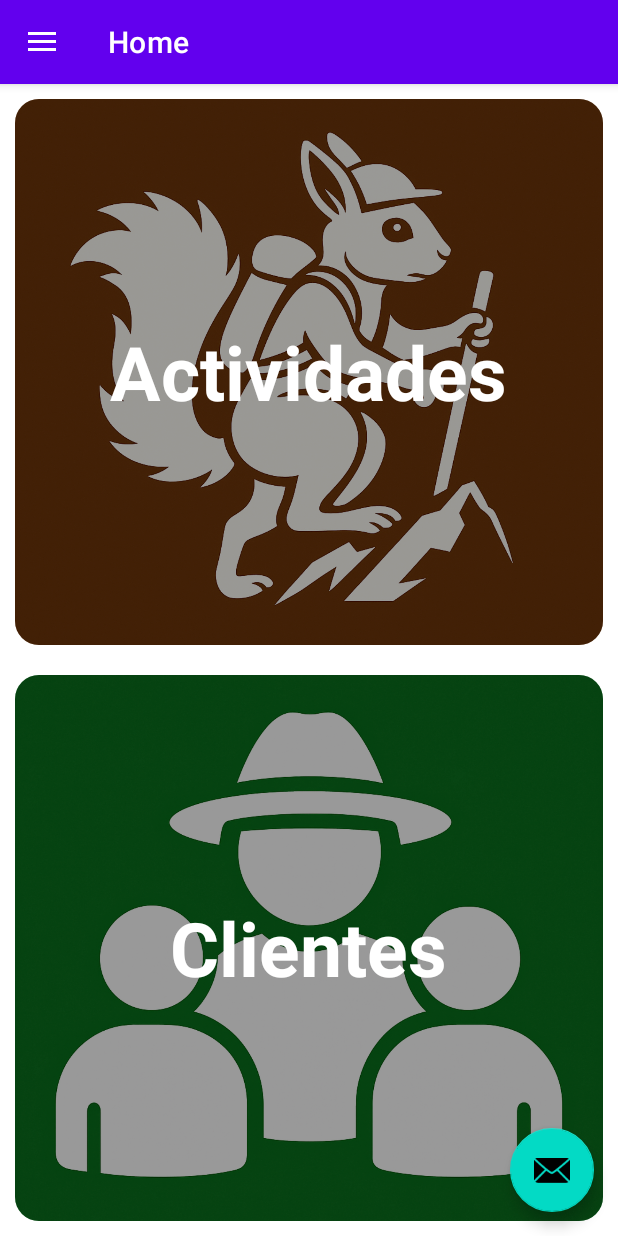
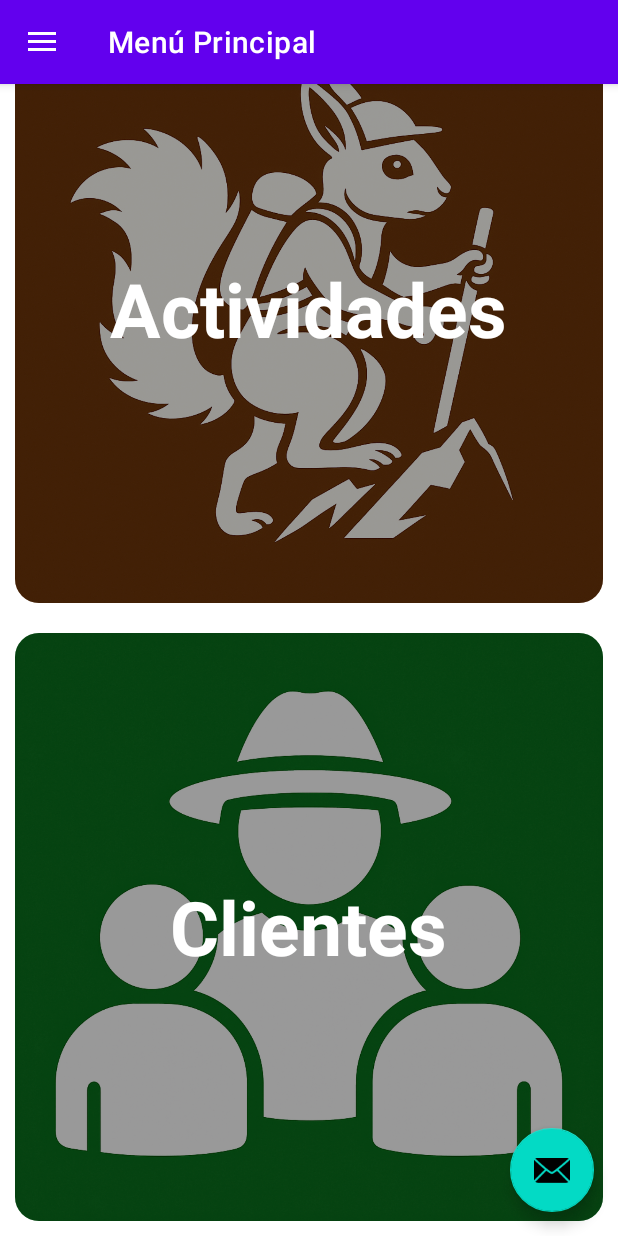
Before and after one commit to sbenegasi/actividades-pez-y-ardilla, an Android app: the screen it shows after launch (MainActivity), on a phone screen of 412 x 824 dp. Run offline under Robolectric (Android 15) with nearby library versions, the light colour scheme and no system bars; our stand-ins replace navigation-ui.

Commit message:
client list working

```diff
--- a/app/src/main/java/com/pezardilla/actividades/MainActivity.java
+++ b/app/src/main/java/com/pezardilla/actividades/MainActivity.java
@@ -1,20 +1,14 @@
 package com.pezardilla.actividades;
 
 import android.os.Bundle;
-import android.view.Menu;
-import android.view.View;
-import android.widget.FrameLayout;
-
-import com.google.android.material.navigation.NavigationView;
-import com.google.android.material.snackbar.Snackbar;
-import androidx.navigation.fragment.NavHostFragment;
 import androidx.appcompat.app.AppCompatActivity;
 import androidx.drawerlayout.widget.DrawerLayout;
 import androidx.navigation.NavController;
 import androidx.navigation.Navigation;
+import androidx.navigation.fragment.NavHostFragment;
 import androidx.navigation.ui.AppBarConfiguration;
 import androidx.navigation.ui.NavigationUI;
-
+import com.google.android.material.navigation.NavigationView;
 import com.pezardilla.actividades.databinding.ActivityMainBinding;
 
 public class MainActivity extends AppCompatActivity {
@@ -28,17 +22,15 @@ public class MainActivity extends AppCompatActivity {
         binding = ActivityMainBinding.inflate(getLayoutInflater());
         setContentView(binding.getRoot());
 
-        // Configuración normal de toolbar / drawer / navView…
         setSupportActionBar(binding.appBarMain.toolbar);
         DrawerLayout drawer = binding.drawerLayout;
         NavigationView navigationView = binding.navView;
+
+        // Apunta al nuevo fragmento raíz
         mAppBarConfiguration = new AppBarConfiguration.Builder(
-                R.id.nav_home, R.id.nav_gallery, R.id.nav_slideshow
-        )
-                .setOpenableLayout(drawer)
-                .build();
+                R.id.menuPrincipalFragment
+        ).setOpenableLayout(drawer).build();
 
-        // **Usa el id real NAV_HOST = R.id.nav_host**
         NavHostFragment navHostFragment =
                 (NavHostFragment) getSupportFragmentManager().findFragmentById(R.id.nav_host);
 
@@ -46,17 +38,6 @@ public class MainActivity extends AppCompatActivity {
 
         NavigationUI.setupActionBarWithNavController(this, navController, mAppBarConfiguration);
         NavigationUI.setupWithNavController(navigationView, navController);
-
-        // Ahora sí coge los FrameLayout directamente via findViewById
-        FrameLayout btnAct = findViewById(R.id.btnActividades);
-        FrameLayout btnCli = findViewById(R.id.btnClientes);
-
-        btnAct.setOnClickListener(v ->
-                navController.navigate(R.id.actividadesFragment)
-        );
-        btnCli.setOnClickListener(v ->
-                navController.navigate(R.id.clientesFragment)
-        );
     }
 
     @Override
--- /dev/null
+++ b/app/src/main/java/com/pezardilla/actividades/ui/menu/MenuPrincipalFragment.java
@@ -0,0 +1,41 @@
+package com.pezardilla.actividades.ui.menu;
+
+import android.os.Bundle;
+import android.view.LayoutInflater;
+import android.view.View;
+import android.view.ViewGroup;
+import android.widget.FrameLayout;
+
+import androidx.annotation.NonNull;
+import androidx.annotation.Nullable;
+import androidx.fragment.app.Fragment;
+import androidx.navigation.Navigation;
+
+import com.pezardilla.actividades.R;
+
+public class MenuPrincipalFragment extends Fragment {
+
+    @Nullable
+    @Override
+    public View onCreateView(@NonNull LayoutInflater inflater,
+                             @Nullable ViewGroup container,
+                             @Nullable Bundle savedInstanceState) {
+        return inflater.inflate(R.layout.fragment_menu_principal, container, false);
+    }
+
+    @Override
+    public void onViewCreated(@NonNull View view, @Nullable Bundle savedInstanceState) {
+        super.onViewCreated(view, savedInstanceState);
+
+        FrameLayout btnClientes = view.findViewById(R.id.btnClientes);
+        FrameLayout btnActividades = view.findViewById(R.id.btnActividades);
+
+        btnClientes.setOnClickListener(v ->
+                Navigation.findNavController(v).navigate(R.id.clientesFragment)
+        );
+
+        btnActividades.setOnClickListener(v ->
+                Navigation.findNavController(v).navigate(R.id.actividadesFragment)
+        );
+    }
+}
--- a/app/src/main/res/layout/content_main.xml
+++ b/app/src/main/res/layout/content_main.xml
@@ -1,105 +1,18 @@
 <?xml version="1.0" encoding="utf-8"?>
-<androidx.constraintlayout.widget.ConstraintLayout xmlns:android="http://schemas.android.com/apk/res/android"
+<androidx.constraintlayout.widget.ConstraintLayout
+    xmlns:android="http://schemas.android.com/apk/res/android"
     xmlns:app="http://schemas.android.com/apk/res-auto"
     xmlns:tools="http://schemas.android.com/tools"
     android:layout_width="match_parent"
     android:layout_height="match_parent"
-    app:layout_behavior="@string/appbar_scrolling_view_behavior"
-    tools:showIn="@layout/app_bar_main">
-
+    tools:context=".MainActivity">
 
     <androidx.fragment.app.FragmentContainerView
         android:id="@+id/nav_host"
         android:name="androidx.navigation.fragment.NavHostFragment"
-        android:layout_width="0dp"
-        android:layout_height="0dp"
-        app:layout_constraintTop_toTopOf="parent"
-        app:layout_constraintStart_toStartOf="parent"
-        app:layout_constraintEnd_toEndOf="parent"
-        app:layout_constraintBottom_toTopOf="@+id/btnActividades"
+        android:layout_width="match_parent"
+        android:layout_height="match_parent"
         app:defaultNavHost="true"
-        app:navGraph="@navigation/mobile_navigation"/>
-
-    <!-- “Botón” Actividades -->
-    <FrameLayout
-        android:id="@+id/btnActividades"
-        android:layout_width="0dp"
-        android:layout_height="0dp"
-        android:layout_margin="10dp"
-        android:background="@drawable/rounded_corners"
-        android:clipToOutline="true"
-        android:outlineProvider="background"
-        android:clickable="true"
-        android:focusable="true"
-        app:layout_constraintStart_toStartOf="parent"
-        app:layout_constraintEnd_toEndOf="parent"
-        app:layout_constraintTop_toBottomOf="@id/nav_host"
-        app:layout_constraintBottom_toTopOf="@+id/btnClientes"
-        app:layout_constraintVertical_chainStyle="spread"
-        app:layout_constraintVertical_weight="1">
-
-        <!-- 1. Imagen de fondo -->
-        <ImageView
-            android:layout_width="match_parent"
-            android:layout_height="match_parent"
-            android:src="@drawable/marron_actividad"
-            android:scaleType="centerCrop"/>
-
-        <!-- 2. Overlay semitransparente que oscurece toda la imagen -->
-        <View
-            android:layout_width="match_parent"
-            android:layout_height="match_parent"
-            android:background="#66000000" />   <!-- 40% negro -->
-
-        <!-- 3. Texto encima -->
-        <TextView
-            android:layout_width="wrap_content"
-            android:layout_height="wrap_content"
-            android:text="Actividades"
-            android:textColor="@android:color/white"
-            android:textSize="50sp"
-            android:textStyle="bold"
-            android:layout_gravity="center"/>
-    </FrameLayout>
-
-    <!-- “Botón” Clientes -->
-    <FrameLayout
-        android:id="@+id/btnClientes"
-        android:layout_width="0dp"
-        android:layout_height="0dp"
-        android:layout_margin="10dp"
-        android:background="@drawable/rounded_corners"
-        android:clipToOutline="true"
-        android:outlineProvider="background"
-        android:clickable="true"
-        android:focusable="true"
-        app:layout_constraintStart_toStartOf="parent"
-        app:layout_constraintEnd_toEndOf="parent"
-        app:layout_constraintTop_toBottomOf="@id/btnActividades"
-        app:layout_constraintBottom_toBottomOf="parent"
-        app:layout_constraintVertical_weight="1">
-
-        <ImageView
-            android:layout_width="match_parent"
-            android:layout_height="match_parent"
-            android:src="@drawable/verde_clientes"
-            android:scaleType="centerCrop"/>
-
-        <View
-            android:layout_width="match_parent"
-            android:layout_height="match_parent"
-            android:background="#66000000" />
-
-        <TextView
-            android:layout_width="wrap_content"
-            android:layout_height="wrap_content"
-            android:text="Clientes"
-            android:textColor="@android:color/white"
-            android:textSize="50sp"
-            android:textStyle="bold"
-            android:layout_gravity="center"/>
-    </FrameLayout>
-
-
+        app:navGraph="@navigation/nav_graph"/>
 
 </androidx.constraintlayout.widget.ConstraintLayout>
--- /dev/null
+++ b/app/src/main/res/layout/fragment_menu_principal.xml
@@ -0,0 +1,85 @@
+<?xml version="1.0" encoding="utf-8"?>
+<androidx.constraintlayout.widget.ConstraintLayout
+    xmlns:android="http://schemas.android.com/apk/res/android"
+    xmlns:app="http://schemas.android.com/apk/res-auto"
+    android:layout_width="match_parent"
+    android:layout_height="match_parent">
+
+    <!-- “Botón” Actividades -->
+    <FrameLayout
+        android:id="@+id/btnActividades"
+        android:layout_width="0dp"
+        android:layout_height="0dp"
+        android:layout_margin="10dp"
+        android:background="@drawable/rounded_corners"
+        android:clipToOutline="true"
+        android:outlineProvider="background"
+        android:clickable="true"
+        android:focusable="true"
+        app:layout_constraintStart_toStartOf="parent"
+        app:layout_constraintEnd_toEndOf="parent"
+        app:layout_constraintTop_toTopOf="parent"
+        app:layout_constraintBottom_toTopOf="@+id/btnClientes"
+        app:layout_constraintVertical_chainStyle="spread"
+        app:layout_constraintVertical_weight="1">
+
+        <ImageView
+            android:layout_width="match_parent"
+            android:layout_height="match_parent"
+            android:src="@drawable/marron_actividad"
+            android:scaleType="centerCrop"/>
+
+        <View
+            android:layout_width="match_parent"
+            android:layout_height="match_parent"
+            android:background="#66000000" />
+
+        <TextView
+            android:layout_width="wrap_content"
+            android:layout_height="wrap_content"
+            android:text="Actividades"
+            android:textColor="@android:color/white"
+            android:textSize="50sp"
+            android:textStyle="bold"
+            android:layout_gravity="center"/>
+    </FrameLayout>
+
+    <!-- “Botón” Clientes -->
+    <FrameLayout
+        android:id="@+id/btnClientes"
+        android:layout_width="0dp"
+        android:layout_height="0dp"
+        android:layout_margin="10dp"
+        android:background="@drawable/rounded_corners"
+        android:clipToOutline="true"
+        android:outlineProvider="background"
+        android:clickable="true"
+        android:focusable="true"
+        app:layout_constraintStart_toStartOf="parent"
+        app:layout_constraintEnd_toEndOf="parent"
+        app:layout_constraintTop_toBottomOf="@id/btnActividades"
+        app:layout_constraintBottom_toBottomOf="parent"
+        app:layout_constraintVertical_weight="1">
+
+        <ImageView
+            android:layout_width="match_parent"
+            android:layout_height="match_parent"
+            android:src="@drawable/verde_clientes"
+            android:scaleType="centerCrop"/>
+
+        <View
+            android:layout_width="match_parent"
+            android:layout_height="match_parent"
+            android:background="#66000000" />
+
+        <TextView
+            android:layout_width="wrap_content"
+            android:layout_height="wrap_content"
+            android:text="Clientes"
+            android:textColor="@android:color/white"
+            android:textSize="50sp"
+            android:textStyle="bold"
+            android:layout_gravity="center"/>
+    </FrameLayout>
+
+</androidx.constraintlayout.widget.ConstraintLayout>
--- a/app/src/main/res/menu/activity_main_drawer.xml
+++ b/app/src/main/res/menu/activity_main_drawer.xml
@@ -1,20 +1,4 @@
 <?xml version="1.0" encoding="utf-8"?>
-<menu xmlns:android="http://schemas.android.com/apk/res/android"
-    xmlns:tools="http://schemas.android.com/tools"
-    tools:showIn="navigation_view">
-
-    <group android:checkableBehavior="single">
-        <item
-            android:id="@+id/nav_home"
-            android:icon="@drawable/ic_menu_camera"
-            android:title="@string/menu_home" />
-        <item
-            android:id="@+id/nav_gallery"
-            android:icon="@drawable/ic_menu_gallery"
-            android:title="@string/menu_gallery" />
-        <item
-            android:id="@+id/nav_slideshow"
-            android:icon="@drawable/ic_menu_slideshow"
-            android:title="@string/menu_slideshow" />
-    </group>
+<menu xmlns:android="http://schemas.android.com/apk/res/android">
+    <!-- Menú vacío por ahora -->
 </menu>
--- a/app/src/main/res/navigation/mobile_navigation.xml
+++ /dev/null
@@ -1,40 +0,0 @@
-<?xml version="1.0" encoding="utf-8"?>
-<navigation xmlns:android="http://schemas.android.com/apk/res/android"
-    xmlns:app="http://schemas.android.com/apk/res-auto"
-    xmlns:tools="http://schemas.android.com/tools"
-    android:id="@+id/mobile_navigation"
-    app:startDestination="@+id/nav_home">
-
-    <fragment
-        android:id="@+id/nav_home"
-        android:name="com.pezardilla.actividades.ui.home.HomeFragment"
-        android:label="@string/menu_home"
-        tools:layout="@layout/fragment_home" />
-
-    <fragment
-        android:id="@+id/nav_gallery"
-        android:name="com.pezardilla.actividades.ui.gallery.GalleryFragment"
-        android:label="@string/menu_gallery"
-        tools:layout="@layout/fragment_gallery" />
-
-    <fragment
-        android:id="@+id/nav_slideshow"
-        android:name="com.pezardilla.actividades.ui.slideshow.SlideshowFragment"
-        android:label="@string/menu_slideshow"
-        tools:layout="@layout/fragment_slideshow" />
-
-    <!-- Pantalla Actividades -->
-    <fragment
-        android:id="@+id/actividadesFragment"
-        android:name="com.pezardilla.actividades.ui.actividades.ActividadesFragment"
-        android:label="Actividades"
-        tools:layout="@layout/fragment_actividades" />
-
-    <!-- Pantalla Clientes -->
-    <fragment
-        android:id="@+id/clientesFragment"
-        android:name="com.pezardilla.actividades.ui.clientes.ClientesFragment"
-        android:label="Clientes"
-        tools:layout="@layout/fragment_clientes" />
-
-</navigation>
--- /dev/null
+++ b/app/src/main/res/navigation/nav_graph.xml
@@ -0,0 +1,25 @@
+<?xml version="1.0" encoding="utf-8"?>
+<navigation xmlns:android="http://schemas.android.com/apk/res/android"
+    xmlns:app="http://schemas.android.com/apk/res-auto"
+    xmlns:tools="http://schemas.android.com/tools"
+    android:id="@+id/mobile_navigation"
+    app:startDestination="@id/menuPrincipalFragment">
+
+    <fragment
+        android:id="@+id/menuPrincipalFragment"
+        android:name="com.pezardilla.actividades.ui.menu.MenuPrincipalFragment"
+        android:label="Menú Principal"
+        tools:layout="@layout/fragment_menu_principal" />
+
+    <fragment
+        android:id="@+id/clientesFragment"
+        android:name="com.pezardilla.actividades.ui.clientes.ClientesFragment"
+        android:label="Clientes"
+        tools:layout="@layout/fragment_clientes" />
+
+    <fragment
+        android:id="@+id/actividadesFragment"
+        android:name="com.pezardilla.actividades.ui.actividades.ActividadesFragment"
+        android:label="Actividades"
+        tools:layout="@layout/fragment_actividades" />
+</navigation>
```
